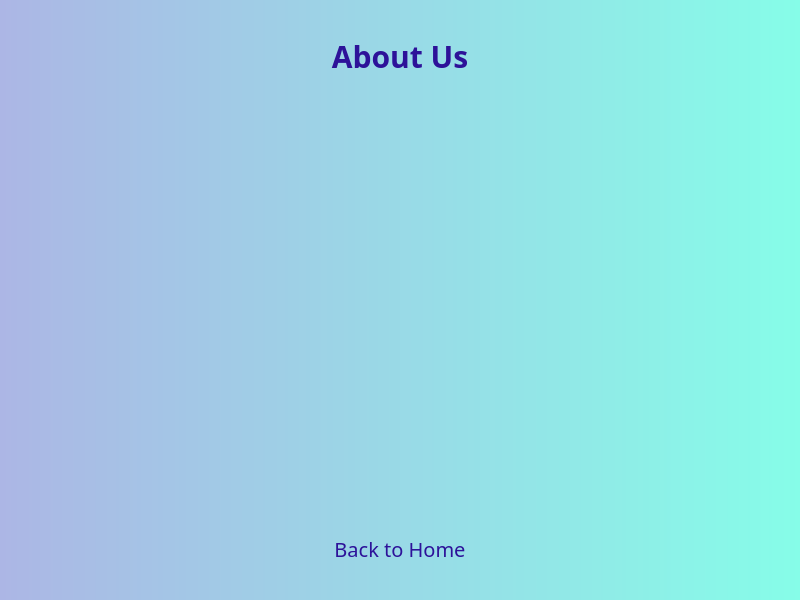
This is source/client/ui_mainwindow.ui in htrvu/contact-list-with-socket as Qt 5 draws it before an edit. The edited form follows.
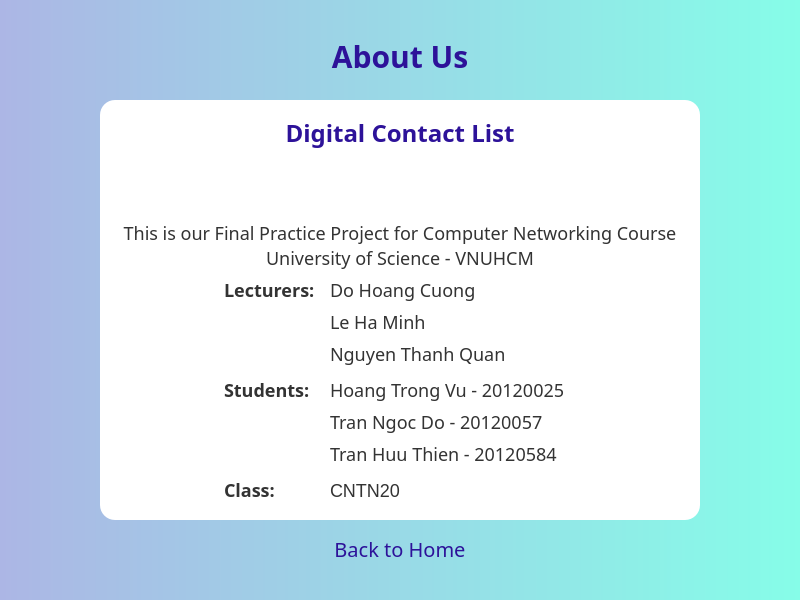
This is the edited form. The open tabs and pages were chosen to show the change. Icons and pictures are not drawn.

Commit message: add about us page

```diff
--- a/source/client/ui_mainwindow.ui
+++ b/source/client/ui_mainwindow.ui
@@ -963,21 +963,417 @@
        <set>Qt::AlignCenter</set>
       </property>
      </widget>
-     <widget class="QWidget" name="widget_2" native="true">
+     <widget class="QWidget" name="aboutWidget" native="true">
       <property name="geometry">
        <rect>
-        <x>170</x>
-        <y>130</y>
-        <width>120</width>
-        <height>80</height>
+        <x>100</x>
+        <y>100</y>
+        <width>600</width>
+        <height>420</height>
        </rect>
       </property>
       <property name="styleSheet">
-       <string notr="true">QWidget#listWidget {
+       <string notr="true">QWidget#aboutWidget {
 	background-color: #fff;
 	border-radius: 15px;
+}
+
+QLabel {
+	font-size: 18px;
 }</string>
       </property>
+      <layout class="QVBoxLayout" name="verticalLayout_3" stretch="0,0,0,0">
+       <property name="leftMargin">
+        <number>16</number>
+       </property>
+       <property name="topMargin">
+        <number>8</number>
+       </property>
+       <property name="rightMargin">
+        <number>16</number>
+       </property>
+       <property name="bottomMargin">
+        <number>8</number>
+       </property>
+       <item>
+        <widget class="QLabel" name="label_6">
+         <property name="font">
+          <font>
+           <family>SVN-Cookies</family>
+           <pointsize>-1</pointsize>
+           <weight>75</weight>
+           <bold>true</bold>
+          </font>
+         </property>
+         <property name="styleSheet">
+          <string notr="true">font-size: 24px;
+color: #2d1299;
+font-weight: bold;</string>
+         </property>
+         <property name="text">
+          <string>Digital Contact List</string>
+         </property>
+         <property name="scaledContents">
+          <bool>false</bool>
+         </property>
+         <property name="alignment">
+          <set>Qt::AlignCenter</set>
+         </property>
+        </widget>
+       </item>
+       <item>
+        <widget class="QWidget" name="widget_2" native="true">
+         <layout class="QHBoxLayout" name="horizontalLayout_4">
+          <property name="leftMargin">
+           <number>0</number>
+          </property>
+          <property name="topMargin">
+           <number>0</number>
+          </property>
+          <property name="rightMargin">
+           <number>0</number>
+          </property>
+          <property name="bottomMargin">
+           <number>0</number>
+          </property>
+          <item>
+           <widget class="QLabel" name="label_15">
+            <property name="maximumSize">
+             <size>
+              <width>48</width>
+              <height>48</height>
+             </size>
+            </property>
+            <property name="text">
+             <string/>
+            </property>
+            <property name="pixmap">
+             <pixmap>assets/icons/contact.png</pixmap>
+            </property>
+            <property name="scaledContents">
+             <bool>true</bool>
+            </property>
+           </widget>
+          </item>
+         </layout>
+        </widget>
+       </item>
+       <item>
+        <widget class="QLabel" name="label_5">
+         <property name="font">
+          <font>
+           <family>Quicksand</family>
+           <pointsize>-1</pointsize>
+          </font>
+         </property>
+         <property name="text">
+          <string>This is our Final Practice Project for Computer Networking Course
+University of Science - VNUHCM</string>
+         </property>
+         <property name="alignment">
+          <set>Qt::AlignCenter</set>
+         </property>
+         <property name="wordWrap">
+          <bool>true</bool>
+         </property>
+        </widget>
+       </item>
+       <item>
+        <widget class="QWidget" name="widget_41" native="true">
+         <property name="font">
+          <font>
+           <family>Roboto</family>
+          </font>
+         </property>
+         <layout class="QFormLayout" name="formLayout">
+          <property name="verticalSpacing">
+           <number>10</number>
+          </property>
+          <property name="topMargin">
+           <number>0</number>
+          </property>
+          <item row="0" column="0">
+           <widget class="QWidget" name="widget_42" native="true">
+            <layout class="QHBoxLayout" name="horizontalLayout_27" stretch="0,0">
+             <property name="topMargin">
+              <number>0</number>
+             </property>
+             <property name="bottomMargin">
+              <number>0</number>
+             </property>
+             <item>
+              <spacer name="horizontalSpacer_5">
+               <property name="orientation">
+                <enum>Qt::Horizontal</enum>
+               </property>
+               <property name="sizeHint" stdset="0">
+                <size>
+                 <width>90</width>
+                 <height>20</height>
+                </size>
+               </property>
+              </spacer>
+             </item>
+             <item>
+              <widget class="QLabel" name="label_114">
+               <property name="font">
+                <font>
+                 <family>Quicksand</family>
+                 <pointsize>-1</pointsize>
+                 <weight>75</weight>
+                 <italic>false</italic>
+                 <bold>true</bold>
+                </font>
+               </property>
+               <property name="styleSheet">
+                <string notr="true">font-weight: bold;</string>
+               </property>
+               <property name="text">
+                <string>Lecturers:</string>
+               </property>
+               <property name="alignment">
+                <set>Qt::AlignLeading|Qt::AlignLeft|Qt::AlignTop</set>
+               </property>
+              </widget>
+             </item>
+            </layout>
+           </widget>
+          </item>
+          <item row="0" column="1">
+           <widget class="QWidget" name="widget_43" native="true">
+            <layout class="QVBoxLayout" name="verticalLayout_10">
+             <property name="leftMargin">
+              <number>0</number>
+             </property>
+             <property name="topMargin">
+              <number>0</number>
+             </property>
+             <property name="rightMargin">
+              <number>0</number>
+             </property>
+             <property name="bottomMargin">
+              <number>0</number>
+             </property>
+             <item>
+              <widget class="QLabel" name="label_115">
+               <property name="font">
+                <font>
+                 <family>Quicksand</family>
+                 <pointsize>-1</pointsize>
+                </font>
+               </property>
+               <property name="text">
+                <string>Do Hoang Cuong</string>
+               </property>
+               <property name="alignment">
+                <set>Qt::AlignLeading|Qt::AlignLeft|Qt::AlignTop</set>
+               </property>
+              </widget>
+             </item>
+             <item>
+              <widget class="QLabel" name="label_118">
+               <property name="font">
+                <font>
+                 <family>Quicksand</family>
+                 <pointsize>-1</pointsize>
+                </font>
+               </property>
+               <property name="text">
+                <string>Le Ha Minh</string>
+               </property>
+               <property name="alignment">
+                <set>Qt::AlignLeading|Qt::AlignLeft|Qt::AlignTop</set>
+               </property>
+              </widget>
+             </item>
+             <item>
+              <widget class="QLabel" name="label_119">
+               <property name="font">
+                <font>
+                 <family>Quicksand</family>
+                 <pointsize>-1</pointsize>
+                </font>
+               </property>
+               <property name="text">
+                <string>Nguyen Thanh Quan</string>
+               </property>
+               <property name="alignment">
+                <set>Qt::AlignLeading|Qt::AlignLeft|Qt::AlignTop</set>
+               </property>
+              </widget>
+             </item>
+            </layout>
+           </widget>
+          </item>
+          <item row="1" column="0">
+           <widget class="QWidget" name="widget_45" native="true">
+            <layout class="QHBoxLayout" name="horizontalLayout_28" stretch="0,0">
+             <property name="topMargin">
+              <number>0</number>
+             </property>
+             <property name="bottomMargin">
+              <number>0</number>
+             </property>
+             <item>
+              <spacer name="horizontalSpacer_6">
+               <property name="orientation">
+                <enum>Qt::Horizontal</enum>
+               </property>
+               <property name="sizeHint" stdset="0">
+                <size>
+                 <width>90</width>
+                 <height>20</height>
+                </size>
+               </property>
+              </spacer>
+             </item>
+             <item>
+              <widget class="QLabel" name="label_116">
+               <property name="font">
+                <font>
+                 <family>Quicksand SemiBold</family>
+                 <pointsize>-1</pointsize>
+                 <weight>75</weight>
+                 <bold>true</bold>
+                </font>
+               </property>
+               <property name="styleSheet">
+                <string notr="true">font-weight: bold;</string>
+               </property>
+               <property name="text">
+                <string>Students:</string>
+               </property>
+               <property name="alignment">
+                <set>Qt::AlignLeading|Qt::AlignLeft|Qt::AlignTop</set>
+               </property>
+              </widget>
+             </item>
+            </layout>
+           </widget>
+          </item>
+          <item row="1" column="1">
+           <widget class="QWidget" name="widget_46" native="true">
+            <layout class="QVBoxLayout" name="verticalLayout_11">
+             <property name="leftMargin">
+              <number>0</number>
+             </property>
+             <property name="topMargin">
+              <number>0</number>
+             </property>
+             <property name="rightMargin">
+              <number>0</number>
+             </property>
+             <property name="bottomMargin">
+              <number>0</number>
+             </property>
+             <item>
+              <widget class="QLabel" name="label_117">
+               <property name="font">
+                <font>
+                 <family>Quicksand</family>
+                 <pointsize>-1</pointsize>
+                </font>
+               </property>
+               <property name="text">
+                <string>Hoang Trong Vu - 20120025</string>
+               </property>
+               <property name="alignment">
+                <set>Qt::AlignLeading|Qt::AlignLeft|Qt::AlignTop</set>
+               </property>
+              </widget>
+             </item>
+             <item>
+              <widget class="QLabel" name="label_123">
+               <property name="font">
+                <font>
+                 <family>Quicksand</family>
+                 <pointsize>-1</pointsize>
+                </font>
+               </property>
+               <property name="text">
+                <string>Tran Ngoc Do - 20120057</string>
+               </property>
+               <property name="alignment">
+                <set>Qt::AlignLeading|Qt::AlignLeft|Qt::AlignTop</set>
+               </property>
+              </widget>
+             </item>
+             <item>
+              <widget class="QLabel" name="label_124">
+               <property name="font">
+                <font>
+                 <family>Quicksand</family>
+                 <pointsize>-1</pointsize>
+                </font>
+               </property>
+               <property name="text">
+                <string>Tran Huu Thien - 20120584</string>
+               </property>
+               <property name="alignment">
+                <set>Qt::AlignLeading|Qt::AlignLeft|Qt::AlignTop</set>
+               </property>
+              </widget>
+             </item>
+            </layout>
+           </widget>
+          </item>
+          <item row="2" column="0">
+           <widget class="QWidget" name="widget_47" native="true">
+            <layout class="QHBoxLayout" name="horizontalLayout_29" stretch="0,0">
+             <property name="topMargin">
+              <number>0</number>
+             </property>
+             <property name="bottomMargin">
+              <number>0</number>
+             </property>
+             <item>
+              <spacer name="horizontalSpacer_13">
+               <property name="orientation">
+                <enum>Qt::Horizontal</enum>
+               </property>
+               <property name="sizeHint" stdset="0">
+                <size>
+                 <width>90</width>
+                 <height>20</height>
+                </size>
+               </property>
+              </spacer>
+             </item>
+             <item>
+              <widget class="QLabel" name="label_120">
+               <property name="font">
+                <font>
+                 <family>Quicksand SemiBold</family>
+                 <pointsize>-1</pointsize>
+                 <weight>75</weight>
+                 <bold>true</bold>
+                </font>
+               </property>
+               <property name="styleSheet">
+                <string notr="true">font-weight: bold;</string>
+               </property>
+               <property name="text">
+                <string>Class:</string>
+               </property>
+               <property name="alignment">
+                <set>Qt::AlignLeading|Qt::AlignLeft|Qt::AlignTop</set>
+               </property>
+              </widget>
+             </item>
+            </layout>
+           </widget>
+          </item>
+          <item row="2" column="1">
+           <widget class="QLabel" name="label_7">
+            <property name="text">
+             <string>CNTN20</string>
+            </property>
+           </widget>
+          </item>
+         </layout>
+        </widget>
+       </item>
+      </layout>
      </widget>
      <widget class="QPushButton" name="aboutBackBtn">
       <property name="geometry">
```
Left out of the diff: 2 changed lines with no effect on the pictures. The commit also changes 4 other files.
